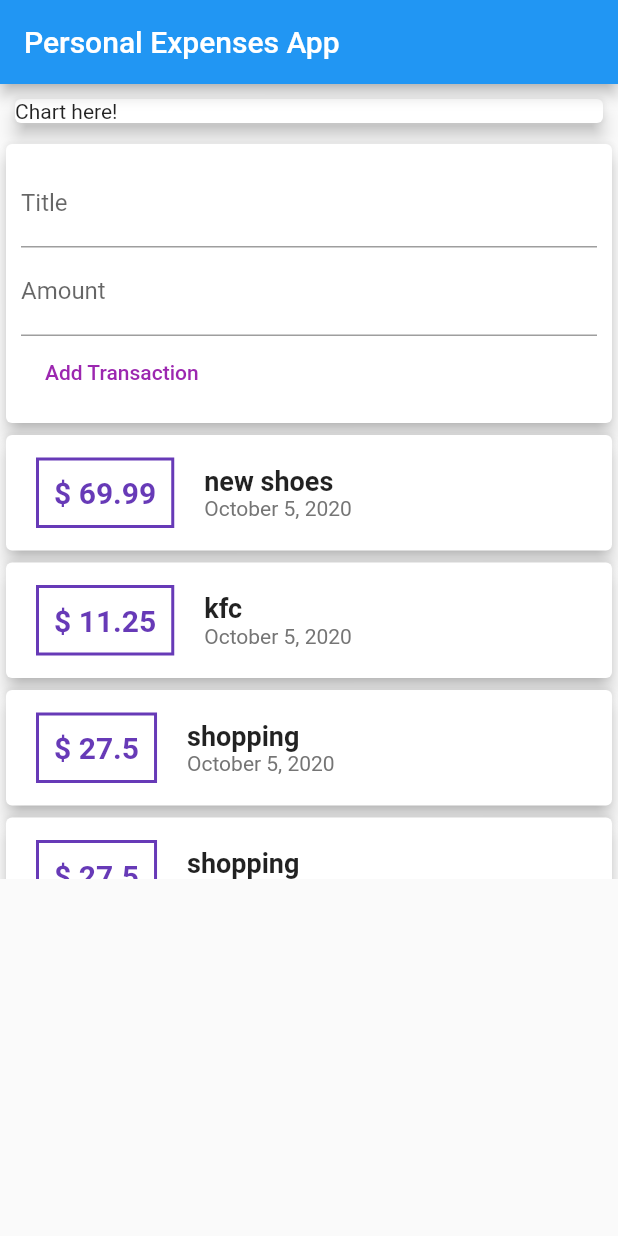
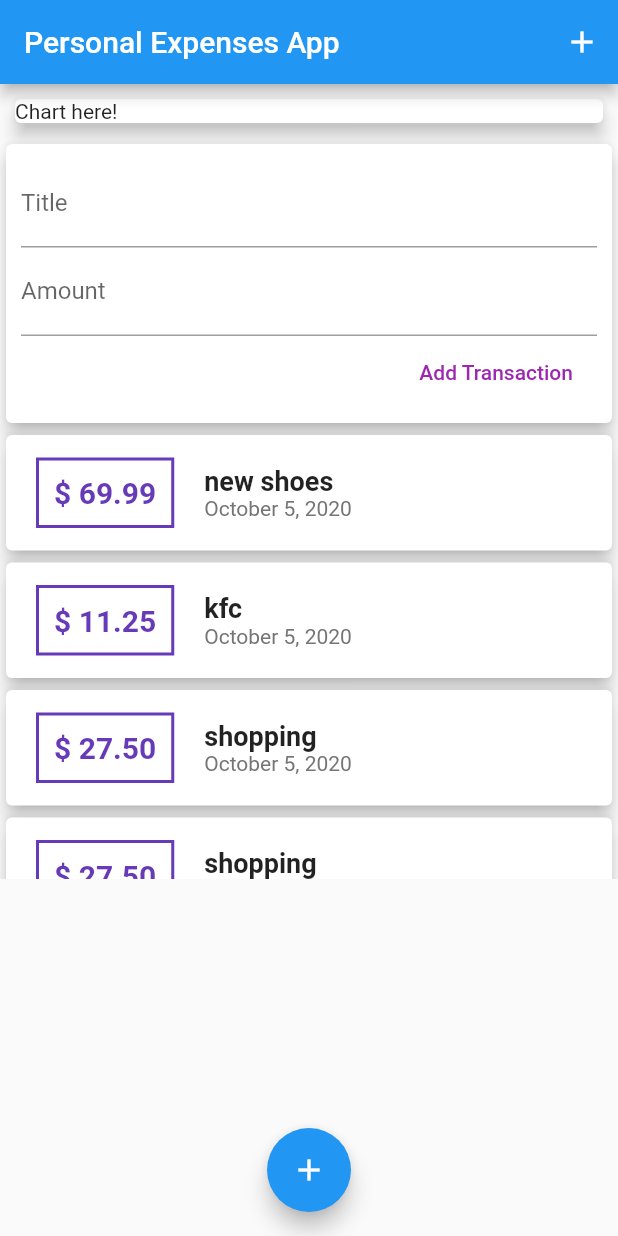
Before and after one commit to Visethboti/flutter-personal-expenses-app, a Flutter app: the screen it shows after launch, after a tap on "Add Transaction", on a phone screen of 412 x 824 dp. Run offline on Flutter 3.47's test engine with Material 2 defaults, Android fonts, the phone set to English and light mode, and no system bars.

Commit message:
Rearranging new transaction

```diff
--- a/lib/main.dart
+++ b/lib/main.dart
@@ -1,16 +1,53 @@
 import 'package:flutter/material.dart';
+import 'package:personal_expenses_app/widgets/new_transaction.dart';
 
+import './models/transaction.dart';
 import './widgets/user_transaction.dart';
+import './widgets/new_transaction.dart';
 
 void main() => runApp(MyHomePage());
 
-class MyHomePage extends StatelessWidget {
+class MyHomePage extends StatefulWidget {
+  @override
+  _MyHomePageState createState() => _MyHomePageState();
+}
+
+class _MyHomePageState extends State<MyHomePage> {
+  final List<Transaction> _transactions = [
+    Transaction(
+        id: 't1', title: 'new shoes', amount: 69.99, date: DateTime.now()),
+    Transaction(id: 't2', title: 'kfc', amount: 11.25, date: DateTime.now()),
+    Transaction(
+        id: 't3', title: 'shopping', amount: 27.5, date: DateTime.now()),
+    Transaction(
+        id: 't3', title: 'shopping', amount: 27.5, date: DateTime.now()),
+    Transaction(
+        id: 't3', title: 'shopping', amount: 27.5, date: DateTime.now()),
+  ];
+
+  void startAddNewTransaction(BuildContext ctx) {
+    showModalBottomSheet(
+      context: ctx,
+      builder: (_) {
+        return NewTransaction();
+      },
+    );
+  }
+
   @override
   Widget build(BuildContext context) {
     return MaterialApp(
       home: Scaffold(
         appBar: AppBar(
           title: Text("Personal Expenses App"),
+          actions: [
+            IconButton(
+                icon: Icon(
+                  Icons.add,
+                  color: Colors.white,
+                ),
+                onPressed: () {})
+          ],
         ),
         body: SingleChildScrollView(
           child: Column(
@@ -27,6 +64,11 @@ class MyHomePage extends StatelessWidget {
             ],
           ),
         ),
+        floatingActionButtonLocation: FloatingActionButtonLocation.centerFloat,
+        floatingActionButton: FloatingActionButton(
+          child: Icon(Icons.add),
+          onPressed: null,
+        ),
       ),
     );
   }
--- a/lib/widgets/new_transaction.dart
+++ b/lib/widgets/new_transaction.dart
@@ -7,29 +7,41 @@ class NewTransaction extends StatelessWidget {
 
   NewTransaction(this.addNewTx);
 
+  void submitData() {
+    final enteredTitle = titleController.text;
+    final enteredAmount = double.parse(amountController.text);
+
+    if (enteredTitle.length < 1 || enteredAmount <= 0) {
+      return;
+    }
+
+    addNewTx(enteredTitle, enteredAmount);
+  }
+
   @override
   Widget build(BuildContext context) {
     return Card(
       child: Container(
         padding: EdgeInsets.all(10),
         child: Column(
-          crossAxisAlignment: CrossAxisAlignment.start,
+          crossAxisAlignment: CrossAxisAlignment.end,
           children: <Widget>[
             TextField(
               decoration: InputDecoration(labelText: "Title"),
-              //onChanged: (value) => titleInput = value,
               controller: titleController,
+              onSubmitted: (_) => submitData(),
             ),
             TextField(
               decoration: InputDecoration(labelText: "Amount"),
-              //onChanged: (value) => amountInput = value,
               controller: amountController,
+              keyboardType: TextInputType.number,
+              onSubmitted: (_) => submitData(),
             ),
             FlatButton(
               child: Text("Add Transaction"),
               textColor: Colors.purple,
               onPressed: () {
-                addNewTx(titleController.text, double.parse(amountController.text));
+                submitData();
               },
             ),
           ],
--- a/lib/widgets/transaction_list.dart
+++ b/lib/widgets/transaction_list.dart
@@ -12,20 +12,20 @@ class TransactionList extends StatelessWidget {
   Widget build(BuildContext context) {
     return Container(
       height: 300,
-      child: ListView(
-        children: transactions
-            .map((t) => Card(
+      child: ListView.builder(
+          itemCount: transactions.length,
+          itemBuilder: (ctx, index) {
+            return Card(
               child: Row(
                 children: <Widget>[
                   Container(
-                        margin:
-                            EdgeInsets.symmetric(vertical: 15, horizontal: 20),
+                    margin: EdgeInsets.symmetric(vertical: 15, horizontal: 20),
                     decoration: BoxDecoration(
-                            border:
-                                Border.all(color: Colors.deepPurple, width: 2)),
+                        border: Border.all(color: Colors.deepPurple, width: 2)),
                     padding: EdgeInsets.all(10),
                     child: Text(
-                          "\$ ${t.amount}", // \$ is to show the dollar sign and ${t.amount} is same as t.amount.toString()
+                      "\$ ${transactions[index].amount.toStringAsFixed(2)}", // \$ is to show the dollar sign and ${t.amount} is same as t.amount.toString()
+                      // toStringAsFixed is to always show 2 digit behind . (1.00)
                       style: TextStyle(
                           fontWeight: FontWeight.bold,
                           fontSize: 20,
@@ -37,14 +37,14 @@ class TransactionList extends StatelessWidget {
                     children: <Widget>[
                       Container(
                         child: Text(
-                              t.title,
+                          transactions[index].title,
                           style: TextStyle(
                               fontWeight: FontWeight.bold, fontSize: 18),
                         ),
                       ),
                       Container(
                         child: Text(
-                              DateFormat.yMMMMd().format(t.date),
+                          DateFormat.yMMMMd().format(transactions[index].date),
                           style: TextStyle(color: Colors.grey[600]),
                         ),
                       ),
@@ -53,9 +53,8 @@ class TransactionList extends StatelessWidget {
                 ],
               ),
               elevation: 5,
-                ))
-            .toList(),
-      ),
+            );
+          }),
     );
   }
 }
```
Lines whose indentation alone changed are shown as unchanged.
